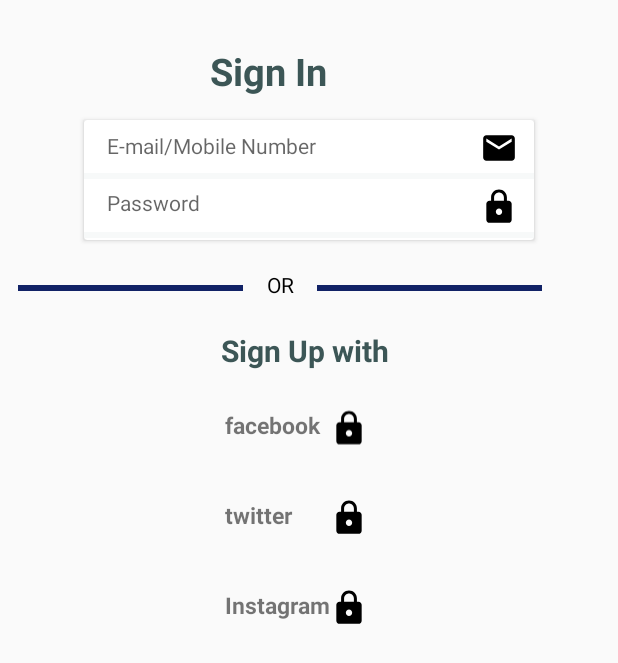
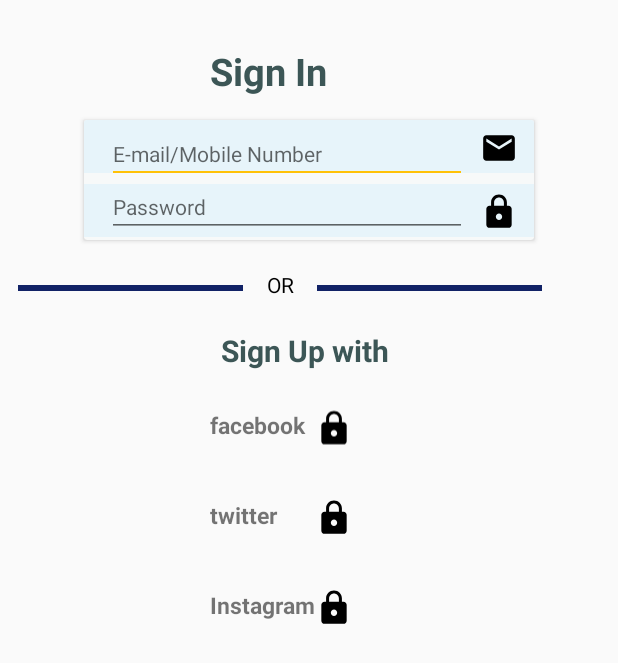
Before and after one commit to MetaLapras/AndroidRadioMirchiProject, an Android app: the ParticipantsLogin screen opened directly, with no data from a screen before it, on a phone screen of 412 x 824 dp. Shown: the top 663 px of the screen. Run offline under Robolectric (Android 15) with nearby library versions, the phone set to English and light mode, and no system bars.

Commit message:
commit Pran

```diff
--- a/app/src/main/AndroidManifest.xml
+++ b/app/src/main/AndroidManifest.xml
@@ -25,8 +25,9 @@
         </activity>
         <activity android:name=".HomeActivity" />
         <activity android:name=".LoginScreen" />
-        <activity android:name=".ParticipantsLogin"></activity>
-        <activity android:name=".QRCodeReaderActivity"></activity>
+        <activity android:name=".ParticipantsLogin" />
+        <activity android:name=".QRCodeReaderActivity" />
+        <activity android:name=".VolunteerLogin"></activity>
     </application>
 
 </manifest>
--- a/app/src/main/res/layout/activity_participants_login.xml
+++ b/app/src/main/res/layout/activity_participants_login.xml
@@ -8,9 +8,9 @@
     tools:context=".ParticipantsLogin">
 
     <TextView
-        android:layout_width="wrap_content"
-        android:layout_height="wrap_content"
-        android:text="Sign In"
+    android:layout_width="wrap_content"
+    android:layout_height="wrap_content"
+    android:text="Sign In"
         android:textSize="25dp"
         android:textStyle="bold"
         android:textColor="#3c5656"
@@ -30,11 +30,13 @@
             <LinearLayout
                 android:layout_width="match_parent"
                 android:layout_height="35dp"
+                android:background="#e7f4fa"
                 android:orientation="horizontal">
-            <TextView
+            <EditText
                 android:layout_width="240dp"
                 android:layout_height="35dp"
                 android:layout_marginTop="7dp"
+                android:textSize="14dp"
                 android:hint="E-mail/Mobile Number"
                 android:layout_marginLeft="15dp" />
                 <ImageView
@@ -46,17 +48,19 @@
             </LinearLayout>
             <View
                 android:layout_width="wrap_content"
-                android:layout_height="4dp"
+                android:layout_height="7dp"
               android:background="#33d4dfdf"/>
             <LinearLayout
                 android:layout_width="match_parent"
                 android:layout_height="35dp"
+                android:background="#e7f4fa"
                 android:orientation="horizontal">
-            <TextView
+            <EditText
                 android:layout_width="240dp"
                 android:layout_height="35dp"
                 android:hint="Password"
-                android:layout_marginTop="6dp"
+                android:inputType="number"
+                android:textSize="14dp"
                 android:layout_marginLeft="15dp" />
             <ImageView
                 android:layout_width="40dp"
@@ -123,7 +127,7 @@
             android:layout_height="50dp"
             android:text="facebook"
             android:textSize="15dp"
-            android:layout_marginLeft="150dp"
+            android:layout_marginLeft="140dp"
             android:textStyle="bold" />
 
                 <ImageView
@@ -141,7 +145,7 @@
                     android:layout_height="50dp"
                     android:text="twitter"
                     android:textSize="15dp"
-                    android:layout_marginLeft="150dp"
+                    android:layout_marginLeft="140dp"
                     android:textStyle="bold" />
                 <ImageView
                     android:layout_width="25dp"
@@ -158,7 +162,7 @@
                     android:layout_height="50dp"
                     android:text="Instagram"
                     android:textSize="15dp"
-                    android:layout_marginLeft="150dp"
+                    android:layout_marginLeft="140dp"
                     android:textStyle="bold" />
                 <ImageView
                     android:layout_width="25dp"
```
Also changed, not shown: app/src/main/java/in/co/ashclan/mirchithunder/LoginScreen.java (+24 -1 lines), app/src/main/java/in/co/ashclan/mirchithunder/VolunteerLogin.java (added, +13 -0 lines), app/src/main/res/layout/activity_volunteer_login.xml (added, +80 -0 lines).
